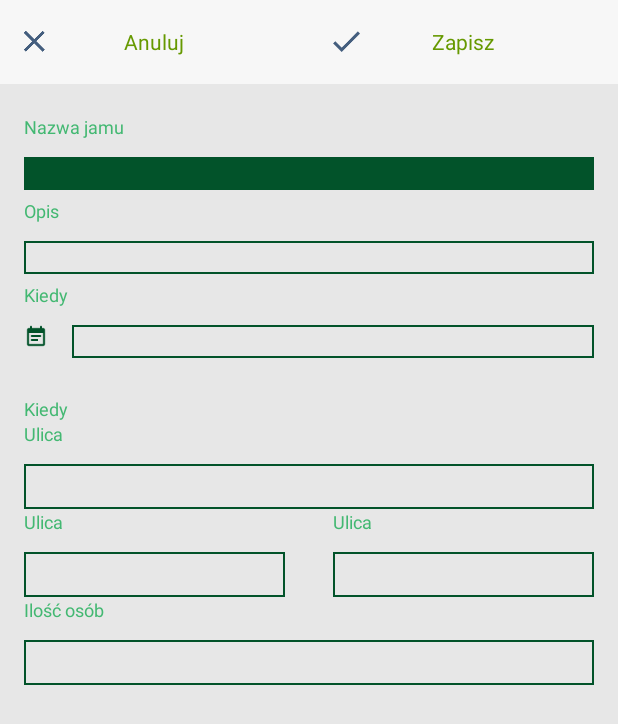
After one commit to redheroes/uep-abso-jam, an Android app: the layout fragment_jam_edit.xml on its own in the app's theme, with its tools: preview values and no code run, on a phone screen of 412 x 824 dp. The commit adds this screen. Shown: the top 724 px of the screen. Run offline under Robolectric (Android 15) with nearby library versions, the phone set to English and light mode, and no system bars.

Commit message:
edit jam in progress

```diff
--- a/app/src/main/java/pl/redexperts/uepabsojam/adapters/AdapterJams.java
+++ b/app/src/main/java/pl/redexperts/uepabsojam/adapters/AdapterJams.java
@@ -17,36 +17,36 @@ import pl.redexperts.uepabsojam.model.Jam;
 
 public class AdapterJams extends ArrayAdapter<Jam> {
 
-    private final List<Jam> glucometers;
+    private final List<Jam> jams;
     private final Context context;
     private OnArrayListContextMenuListener contextMenuListener;
 
     public AdapterJams(Context context, int resource, List<Jam> objects) {
         super(context, resource, objects);
         this.context = context;
-        this.glucometers = objects;
+        this.jams = objects;
     }
 
     @Override
     public int getCount() {
-        return glucometers.size();
+        return jams.size();
     }
 
     @Override
     public Jam getItem(int position) {
-        return glucometers.get(position);
+        return jams.get(position);
     }
 
     @Override
     public long getItemId(int position) {
-        return glucometers.get(position).getId();
+        return jams.get(position).getId();
     }
 
     @Override
     public View getView(final int position, View row, ViewGroup parent) {
         ViewHolder holder;
 
-        Jam glucometer = getItem(position);
+        Jam jam = getItem(position);
         if (row == null) {
 
             holder = new ViewHolder();
@@ -57,8 +57,8 @@ public class AdapterJams extends ArrayAdapter<Jam> {
             holder.name = (TextView) row.findViewById(R.id.text_jam_name);
 
 
-            if (glucometer != null && glucometer.getName() != null) {
-                holder.name.setText(glucometer.getName());
+            if (jam != null && jam.getName() != null) {
+                holder.name.setText(jam.getName());
             }
 
             row.setTag(holder);
@@ -67,8 +67,8 @@ public class AdapterJams extends ArrayAdapter<Jam> {
             holder = (ViewHolder) row.getTag();
         }
 
-        if (glucometer != null && glucometer.getName() != null) {
-            holder.name.setText(glucometer.getName());
+        if (jam != null && jam.getName() != null) {
+            holder.name.setText(jam.getName());
         }
         holder.menuButton = (RelativeLayout) row.findViewById(R.id.layout_jam_item);
         final View finalRow = row;
--- /dev/null
+++ b/app/src/main/res/layout/fragment_jam_edit.xml
@@ -0,0 +1,141 @@
+<?xml version="1.0" encoding="utf-8"?>
+<LinearLayout xmlns:android="http://schemas.android.com/apk/res/android"
+    android:id="@+id/menu_frame"
+    android:layout_width="fill_parent"
+    android:layout_height="match_parent"
+    android:background="@color/willcare_list_background"
+    android:clickable="true"
+    android:orientation="vertical">
+
+    <include layout="@layout/cancel_save_buttons" />
+
+    <ScrollView
+        android:layout_width="fill_parent"
+        android:layout_height="fill_parent">
+
+        <LinearLayout
+            android:layout_width="fill_parent"
+            android:layout_height="wrap_content"
+            android:orientation="vertical">
+
+            <TextView
+                style="@style/edit_text_title"
+                android:layout_marginTop="@dimen/text_view_margin_top"
+                android:text="@string/jam_edit_name" />
+
+            <EditText
+                android:id="@+id/jam_name"
+                style="@style/edit_text"
+                android:background="@drawable/edit_text_selector" />
+
+            <TextView
+                style="@style/edit_text_title"
+                android:layout_marginTop="@dimen/validator_margin_top"
+                android:text="@string/jam_edit_description" />
+
+            <EditText
+                android:id="@+id/jam_description"
+                style="@style/edit_text"
+                android:background="@drawable/edit_text_selector" />
+
+
+            <TextView
+                style="@style/edit_text_title"
+                android:layout_marginTop="@dimen/validator_margin_top"
+                android:text="@string/jam_edit_when" />
+
+            <LinearLayout
+                android:layout_width="fill_parent"
+                android:layout_height="wrap_content"
+                android:orientation="horizontal">
+
+                <ImageView
+                    android:layout_width="@dimen/image_padding"
+                    android:layout_height="@dimen/image_padding"
+                    android:layout_marginLeft="@dimen/image_padding"
+                    android:src="@drawable/calendar_text" />
+
+
+                <EditText
+                    android:id="@+id/jam_date_time"
+                    style="@style/edit_text_date_unclickable"
+                    android:background="@drawable/edit_text_selector"
+                    android:inputType="datetime"
+                    android:textColorHint="@android:color/darker_gray" />
+
+            </LinearLayout>
+
+
+            <TextView
+                style="@style/edit_text_title"
+                android:layout_marginBottom="0dp"
+                android:layout_marginTop="25dp"
+                android:text="@string/jam_edit_when" />
+
+
+            <TextView
+                style="@style/edit_text_title"
+                android:text="@string/jam_edit_street" />
+
+            <EditText
+                android:id="@+id/pesel_number"
+                style="@style/edit_text_number_decimal"
+                android:background="@drawable/edit_text_selector"
+                android:inputType="number"
+                android:textColorHint="@android:color/darker_gray" />
+
+            <LinearLayout
+                android:layout_width="match_parent"
+                android:layout_height="wrap_content"
+                android:layout_weight="9"
+                android:weightSum="2">
+
+                <LinearLayout
+                    android:layout_width="0dp"
+                    android:orientation="vertical"
+                    android:layout_weight="1"
+                    android:layout_height="wrap_content">
+
+                    <TextView
+                        style="@style/edit_text_title"
+                        android:text="@string/jam_edit_street" />
+
+                    <EditText
+                        android:id="@+id/jam_address_number"
+                        style="@style/edit_text_number"
+                        android:background="@drawable/edit_text_selector" />
+
+                    </LinearLayout>
+
+
+                <LinearLayout
+                    android:layout_width="0dp"
+                    android:orientation="vertical"
+                    android:layout_weight="1"
+                    android:layout_height="wrap_content">
+
+                    <TextView
+                        style="@style/edit_text_title"
+                        android:text="@string/jam_edit_street" />
+
+                    <EditText
+                        android:id="@+id/jam_address_city"
+                        style="@style/edit_text_number"
+                        android:background="@drawable/edit_text_selector" />
+
+                </LinearLayout>
+            </LinearLayout>
+            <TextView
+                style="@style/edit_text_title"
+                android:text="@string/jam_edit_number_of_people" />
+
+            <EditText
+                android:id="@+id/jam_person_number"
+                style="@style/edit_text_number_decimal"
+                android:background="@drawable/edit_text_selector"
+                android:inputType="number"
+                android:textColorHint="@android:color/darker_gray" />
+
+        </LinearLayout>
+    </ScrollView>
+</LinearLayout>
--- a/app/src/main/res/values/colors.xml
+++ b/app/src/main/res/values/colors.xml
@@ -5,7 +5,7 @@
     <color name="black_87pc">#DE000000</color>
 
     <!-- global colors, to be used below -->
-    <color name="primary_dark_color">#6d9dd4</color>
+    <color name="primary_dark_color">#43b872</color>
     <color name="primary_color">@android:color/white</color>
     <color name="accent_color">@color/willcare_text_color</color>
     <color name="light_grey">#e0e0e0</color>
@@ -32,7 +32,7 @@
 
     <color name="black_overlay">#66000000</color>
     <color name="guardian_status_unselected">#bbbbbb</color>
-    <color name="willcare_text_color">#445e7f</color>
+    <color name="willcare_text_color">#02532A</color>
     <color name="edit_text_unselected">#9d9d9d</color>
 
     <color name="fragment_settings_divider">@color/black_9pc</color>
--- a/app/src/main/res/values/strings.xml
+++ b/app/src/main/res/values/strings.xml
@@ -30,8 +30,16 @@
     <!--Jams-->
     <string name="jam_menu_item_details">Szczegóły</string>
     <string name="jam_menu_item_take_apart">Weź udział</string>
+    <string name="jam_edit_name">Nazwa jamu</string>
+    <string name="jam_edit_description">Opis</string>
+    <string name="jam_edit_when">Kiedy</string>
+    <string name="jam_edit_place">Miejsce spotkania</string>
+    <string name="jam_edit_street">Ulica</string>
+    <string name="jam_edit_number">Numer</string>
+    <string name="jam_edit_city">Miasto</string>
+    <string name="jam_edit_number_of_people">Ilość osób</string>
 
-
+    <string name="name" />
 
 
 </resources>
```
Also changed, not shown: app/src/main/res/drawable-hdpi/calendar_text.png (added), app/src/main/res/drawable-mdpi/calendar_text.png (added), app/src/main/res/drawable-xhdpi/calendar_text.png (added).
